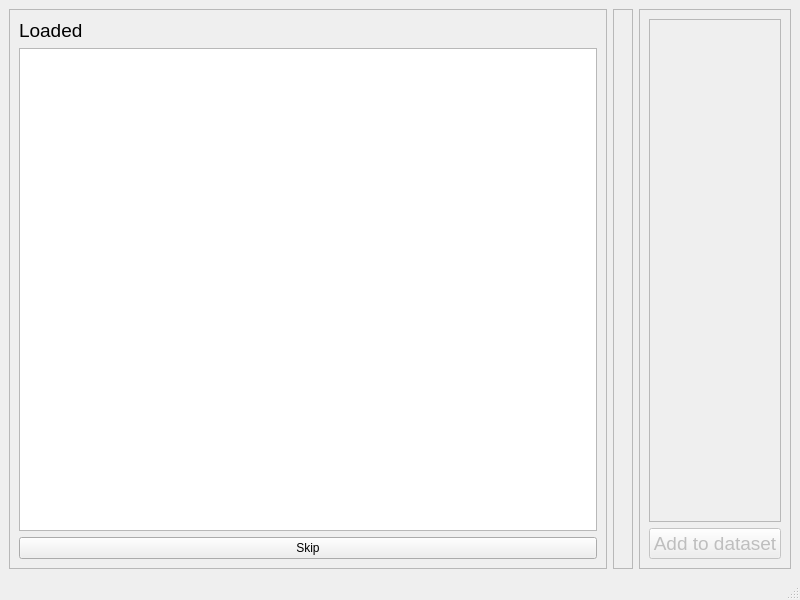
Old version of the form GUI/UI/create_dataset.ui in the repository Limuranius/ShogiBoardReader.
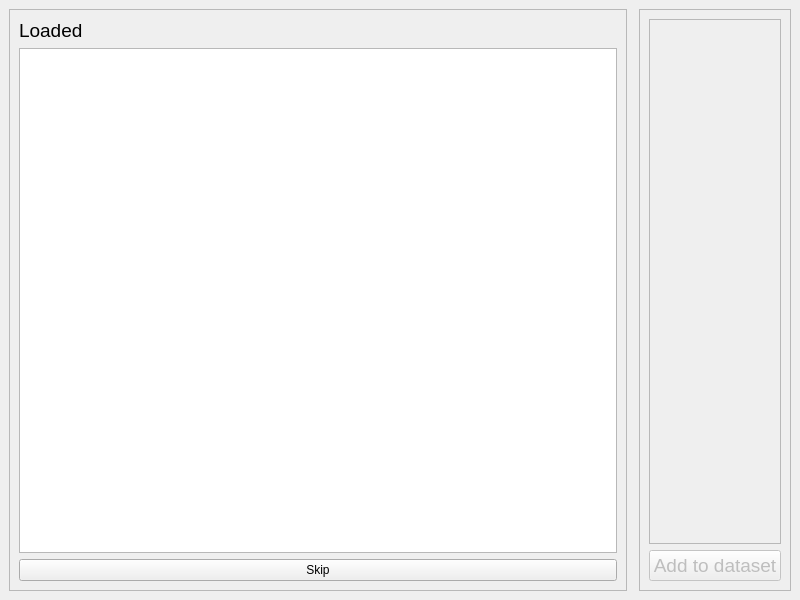
New version of the form. Custom widgets are drawn as their Qt base class.

The edit to the form file:
```diff
--- a/GUI/UI/create_dataset.ui
+++ b/GUI/UI/create_dataset.ui
@@ -50,15 +50,7 @@
      </widget>
     </item>
     <item>
-     <widget class="DetectorSelect" name="detector_select">
-      <property name="frameShape">
-       <enum>QFrame::StyledPanel</enum>
-      </property>
-      <property name="frameShadow">
-       <enum>QFrame::Raised</enum>
-      </property>
-      <layout class="QVBoxLayout" name="verticalLayout"/>
-     </widget>
+     <widget class="VisualCornerSelect" name="visual_corner_select" native="true"/>
     </item>
     <item>
      <widget class="QFrame" name="frame_4">
@@ -99,13 +91,12 @@
     </item>
    </layout>
   </widget>
-  <widget class="QStatusBar" name="statusbar"/>
  </widget>
  <customwidgets>
   <customwidget>
-   <class>DetectorSelect</class>
-   <extends>QFrame</extends>
-   <header>GUI/components/DetectorSelect.h</header>
+   <class>VisualCornerSelect</class>
+   <extends>QWidget</extends>
+   <header>GUI/components/VisualCornerSelect.h</header>
    <container>1</container>
   </customwidget>
  </customwidgets>
```
Left out of the diff: 61 changed lines with no effect on the pictures.
